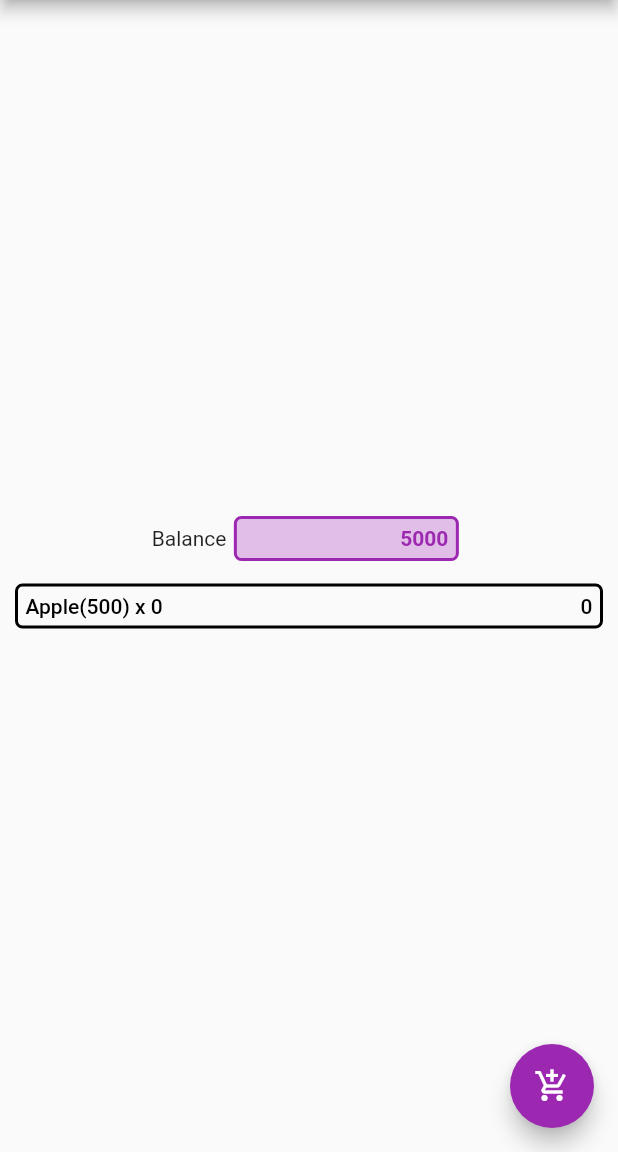
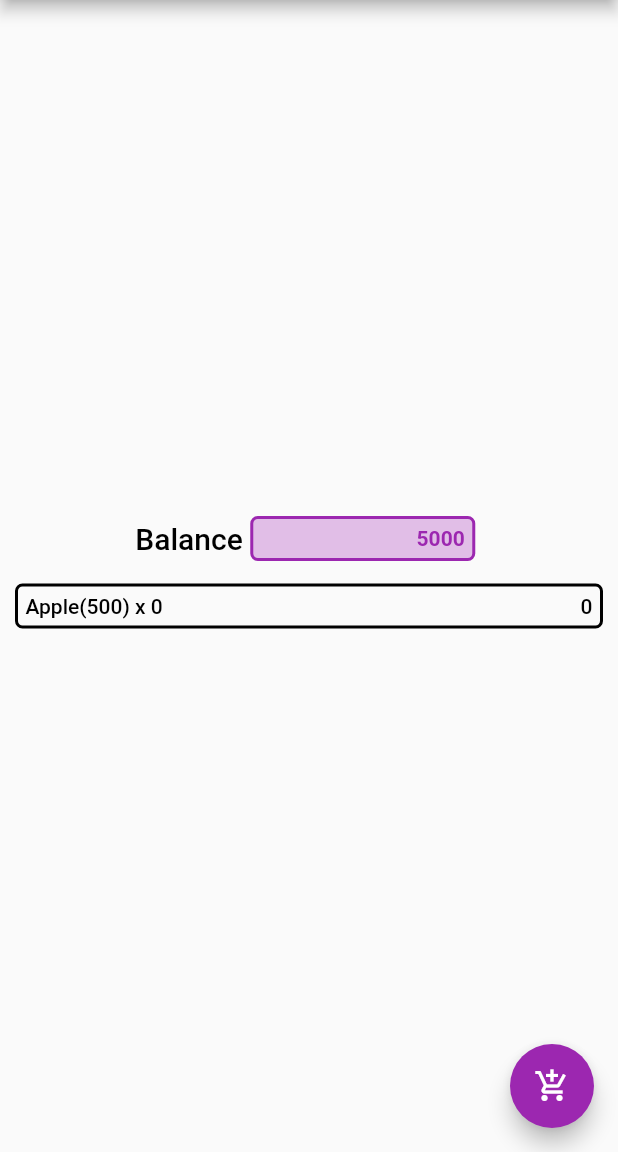
Before and after one commit to yuranicorp/multiprovider_state, a Flutter app: the screen it shows after launch, on a phone screen of 412 x 824 dp, the part 84-1236 px from its top. Run offline on Flutter 3.47's test engine with Material 2 defaults, Android fonts, the phone set to English and light mode, and no system bars.

Commit message:
removing widget test and styling text

```diff
--- a/lib/ui/screens/home_screen.dart
+++ b/lib/ui/screens/home_screen.dart
@@ -59,7 +59,14 @@ class HomeBody extends StatelessWidget {
     return Row(
       mainAxisAlignment: MainAxisAlignment.center,
       children: <Widget>[
-        Text("Balance"),
+        Text(
+          "Balance",
+          style: TextStyle(
+            color: Colors.black,
+            fontSize: 20,
+            fontWeight: FontWeight.w500,
+          ),
+        ),
         Container(
           child: Align(
             alignment: Alignment.centerRight,
```
Also changed, not shown: 1 other file.
